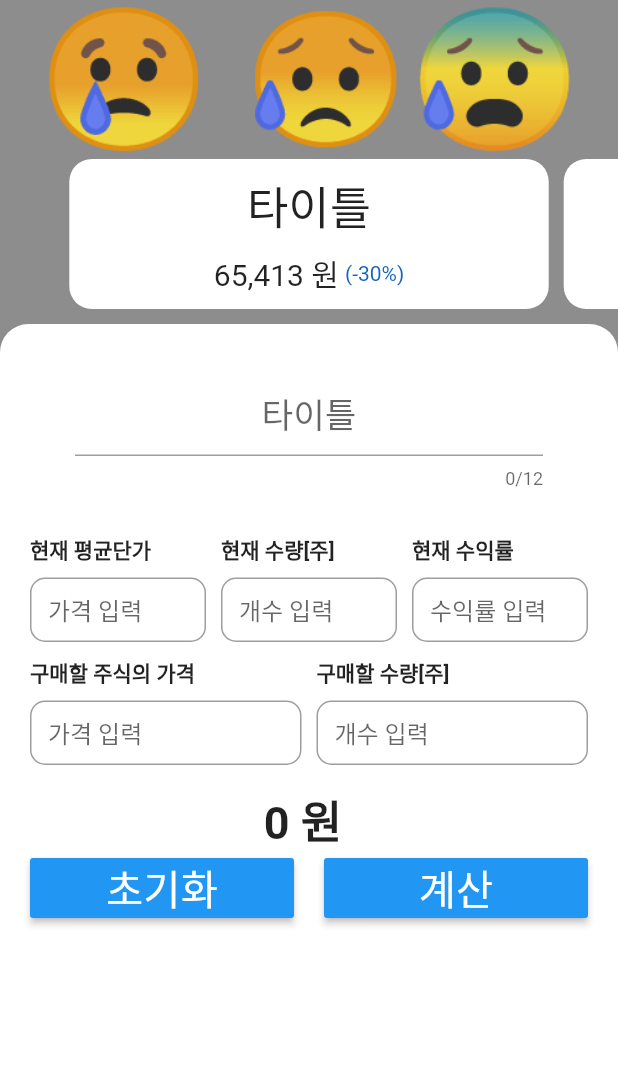
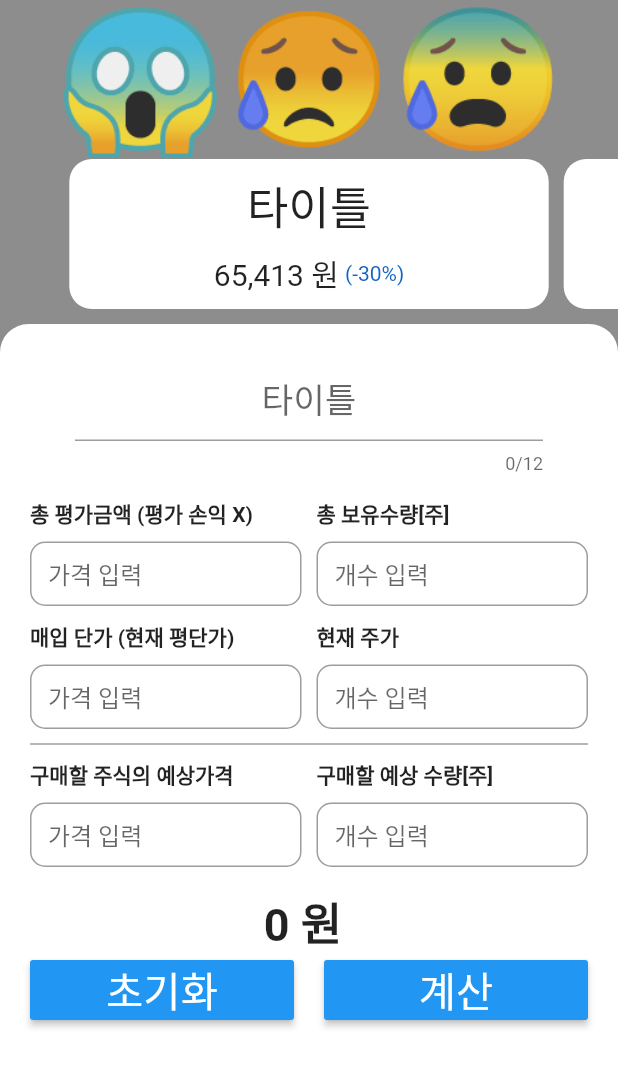
Before and after one commit to soohyeok8901/stock_calculator, a Flutter app: the screen it shows after launch, on a phone screen of 412 x 824 dp. Shown: the top 1067 px of the screen. Run offline on Flutter 3.47's test engine with Material 2 defaults, Android fonts, the phone set to English and light mode, and no system bars; drawn by our look-alikes of carousel_slider, google_mobile_ads; our stand-ins replace flutter_screenutil; network calls fail; Roboto replaces fonts that are missing (GmarketSansMedium).

Commit message:
Modifed TextEditingController, TextField input

```diff
--- a/lib/main.dart
+++ b/lib/main.dart
@@ -1,4 +1,3 @@
-import 'package:averge_price_calc/models/stock_card.dart';
 import 'package:averge_price_calc/pages/main_screen.dart';
 import 'package:averge_price_calc/widgets/ui_data_provider.dart';
 import 'package:flutter/material.dart';
--- a/lib/pages/main_screen.dart
+++ b/lib/pages/main_screen.dart
@@ -66,7 +66,7 @@ class _MainScreenState extends State<MainScreen> {
                     Container(
                       // height: 170,
                       child: Text(
-                        '😢 😥😰',
+                        '😱😥😰',
                         style: TextStyle(
                           fontSize: 90,
                         ),
@@ -104,6 +104,14 @@ class _MainScreenState extends State<MainScreen> {
                                   children: [
                                     buildExTextFieldColumn(context),
                                     SizedBox(height: 10),
+                                    buildExTextFieldColumn2(context),
+                                    SizedBox(height: 5),
+                                    Divider(
+                                      height: 10,
+                                      thickness: 1,
+                                      color: Colors.grey,
+                                    ),
+                                    SizedBox(height: 5),
                                     buildNewTextFieldColumn(context),
                                   ],
                                 ),
@@ -236,17 +244,17 @@ class _MainScreenState extends State<MainScreen> {
               children: <Widget>[
                 Expanded(
                   child: InputTextField(
-                    textController: handleUiDataProvider.newPriceTEC,
+                    textController: handleUiDataProvider.buyPriceTEC,
                     hintText: '가격 입력',
-                    titleText: '구매할 주식의 가격',
+                    titleText: '구매할 주식의 예상가격',
                   ),
                 ),
                 SizedBox(width: 10),
                 Expanded(
                   child: InputTextField(
-                    textController: handleUiDataProvider.newCountTEC,
+                    textController: handleUiDataProvider.buyCountTEC,
                     hintText: '개수 입력',
-                    titleText: '구매할 수량[주]',
+                    titleText: '구매할 예상 수량[주]',
                   ),
                 ),
               ],
@@ -266,26 +274,47 @@ class _MainScreenState extends State<MainScreen> {
               children: <Widget>[
                 Expanded(
                   child: InputTextField(
-                    textController: handleUiDataProvider.exPriceTEC,
+                    textController: handleUiDataProvider.totalValuationPriceTEC,
                     hintText: '가격 입력',
-                    titleText: '현재 평균단가',
+                    titleText: '총 평가금액 (평가 손익 X)',
                   ),
                 ),
                 SizedBox(width: 10),
                 Expanded(
                   child: InputTextField(
-                    textController: handleUiDataProvider.exCountTEC,
+                    textController: handleUiDataProvider.holdingQuantityTEC,
                     hintText: '개수 입력',
-                    titleText: '현재 수량[주]',
+                    titleText: '총 보유수량[주]',
+                  ),
+                ),
+              ],
+            ),
+          ],
+        );
+      },
+    );
+  }
+
+  Widget buildExTextFieldColumn2(BuildContext context) {
+    return Consumer<HandleUiDataProvider>(
+      builder: (context, handleUiDataProvider, __) {
+        return Column(
+          children: <Widget>[
+            Row(
+              children: <Widget>[
+                Expanded(
+                  child: InputTextField(
+                    textController: handleUiDataProvider.purchasePriceTEC,
+                    hintText: '가격 입력',
+                    titleText: '매입 단가 (현재 평단가)',
                   ),
                 ),
                 SizedBox(width: 10),
                 Expanded(
                   child: InputTextField(
-                    textController: handleUiDataProvider.percentTEC,
-                    hintText: '수익률 입력',
-                    titleText: '현재 수익률',
-                    focusNode: handleUiDataProvider.percentFN,
+                    textController: handleUiDataProvider.currentStockPriceTEC,
+                    hintText: '개수 입력',
+                    titleText: '현재 주가',
                   ),
                 ),
               ],
--- a/lib/widgets/TitleTextField.dart
+++ b/lib/widgets/TitleTextField.dart
@@ -11,7 +11,7 @@ class TitleTextField extends StatelessWidget {
   @override
   Widget build(BuildContext context) {
     return Padding(
-      padding: EdgeInsets.fromLTRB(50, 30, 50, 30),
+      padding: EdgeInsets.fromLTRB(50, 20, 50, 16),
       child: TextField(
         controller: titleTextController,
         decoration: InputDecoration(
```
Also changed, not shown: lib/widgets/ui_data_provider.dart (+35 -46 lines).
